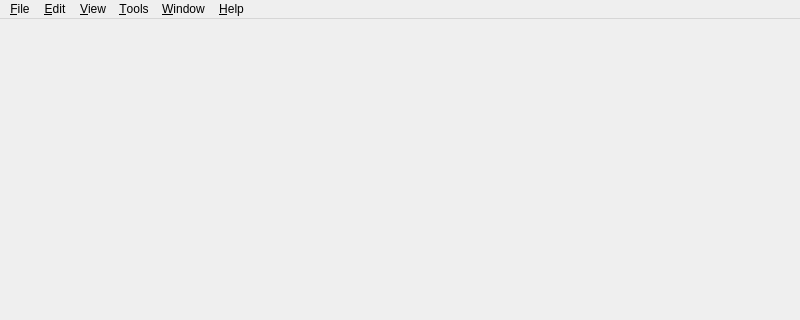
Above: src/Gui/ui/MainWindow.ui from luyikei/VLMC before the change; both pictures show x 0 to 800 and y 0 to 320 of the 800 by 600 pixel window. Below: the same form after it.
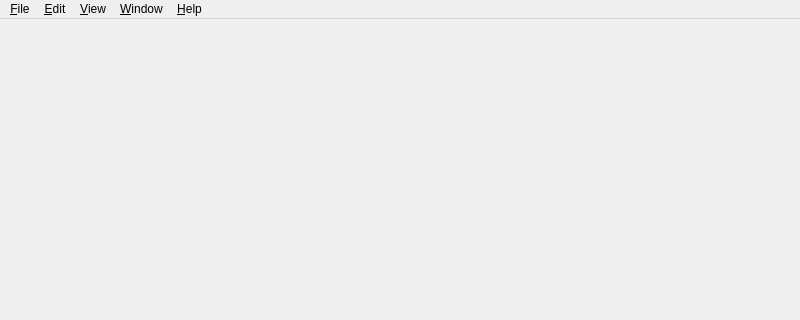
That is the form after the change. Icons and pictures are not drawn.

What changed in the file:
```diff
--- a/src/Gui/ui/MainWindow.ui
+++ b/src/Gui/ui/MainWindow.ui
@@ -27,7 +27,7 @@
      <x>0</x>
      <y>0</y>
      <width>800</width>
-     <height>19</height>
+     <height>21</height>
     </rect>
    </property>
    <widget class="QMenu" name="menuEdit">
@@ -46,12 +46,6 @@
     </property>
     <addaction name="actionFullscreen"/>
    </widget>
-   <widget class="QMenu" name="menuTools">
-    <property name="title">
-     <string>&amp;Tools</string>
-    </property>
-    <addaction name="actionTranscode"/>
-   </widget>
    <widget class="QMenu" name="menuHelp">
     <property name="title">
      <string>&amp;Help</string>
@@ -92,7 +86,6 @@
    <addaction name="menuFile"/>
    <addaction name="menuEdit"/>
    <addaction name="menuView"/>
-   <addaction name="menuTools"/>
    <addaction name="menuWindow"/>
    <addaction name="menuHelp"/>
   </widget>
```
